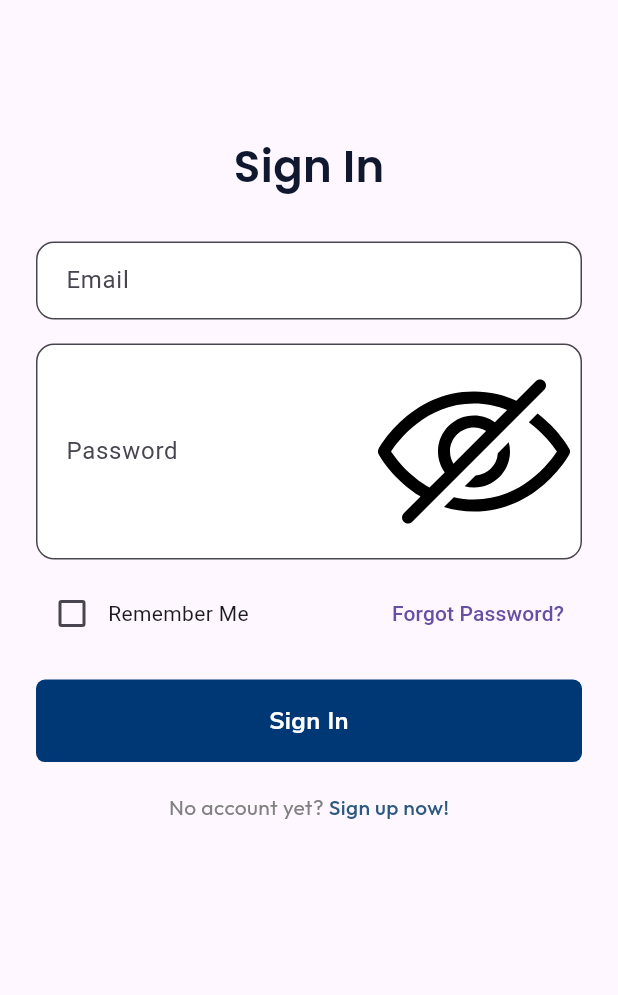
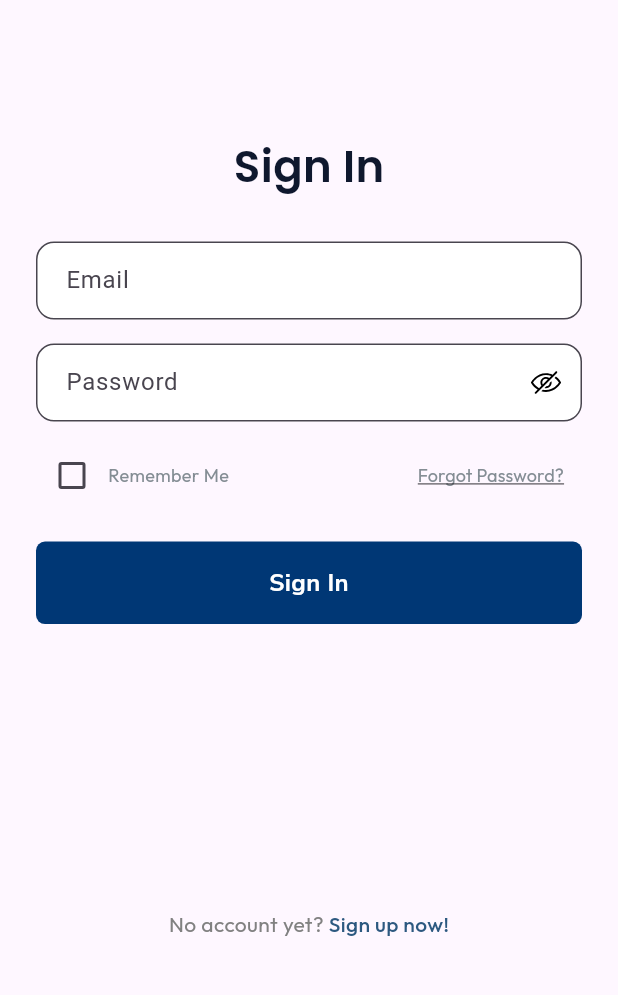
Before and after one commit to terabitdev/Storifuel, a Flutter app: the screen it shows after launch, after a tap on "Sign In", on a phone screen of 412 x 824 dp, the part 85-1080 px from its top. Run offline on Flutter 3.47's test engine with Material 3 defaults, Android fonts, the phone set to English and light mode, and no system bars; our stand-ins replace flutter_svg, google_fonts.

Commit message:
Changes made

```diff
--- a/lib/core/theme/app_fonts.dart
+++ b/lib/core/theme/app_fonts.dart
@@ -35,3 +35,17 @@ final TextStyle poppins29w600 = GoogleFonts.poppins(
   fontWeight: FontWeight.w600,
   color: Color(0xFF0F182E),
 );
+
+final TextStyle outfit12w400 = GoogleFonts.outfit(
+  fontSize: 12,
+  fontWeight: FontWeight.w400,
+  color: Color(0xFF848D94),
+);
+
+
+final TextStyle outfit12w4001 = GoogleFonts.outfit(
+  fontSize: 12,
+  fontWeight: FontWeight.w400,
+  color: Color(0xFF848D94),
+  decoration: TextDecoration.underline,
+);
--- a/lib/view/sign_in_screen.dart
+++ b/lib/view/sign_in_screen.dart
@@ -21,11 +21,12 @@ class SignInScreen extends StatelessWidget {
 
     return Scaffold(
       body: SafeArea(
-        child: SingleChildScrollView(
-          padding: EdgeInsets.symmetric(
+        child: Padding(
+          padding:  EdgeInsets.symmetric(
             horizontal: 24,
             vertical: context.screenHeight * 0.03,
           ),
+          child: SingleChildScrollView(
             child: Column(
               crossAxisAlignment: CrossAxisAlignment.center,
               children: [
@@ -50,6 +51,8 @@ class SignInScreen extends StatelessWidget {
                       authProvider.togglePasswordVisibility();
                     },
                     icon: SvgPicture.asset(
+                      height: 20,
+                      width: 20,
                       authProvider.isPasswordVisible
                           ? AppImages.eyeOpenIcon
                           : AppImages.eyeClosedIcon,
@@ -68,14 +71,14 @@ class SignInScreen extends StatelessWidget {
                             authProvider.toggleRememberMe(val ?? false);
                           },
                         ),
-                      const Text("Remember Me"),
+                        Text("Remember Me",style: outfit12w400),
                       ],
                     ),
                     TextButton(
                       onPressed: () {
                         Navigator.pushNamed(context, '/forgot-password');
                       },
-                    child: const Text("Forgot Password?"),
+                      child: Text("Forgot Password?", style: outfit12w4001),
                     ),
                   ],
                 ),
@@ -88,9 +91,7 @@ class SignInScreen extends StatelessWidget {
                     // handle login
                   },
                 ),
-              const SizedBox(height: 20),
-
-              // Redirect Text (reusable)
+                SizedBox(height: 190),
                 AuthRedirectText(
                   leadingText: "No account yet? ",
                   actionText: "Sign up now!",
@@ -102,6 +103,7 @@ class SignInScreen extends StatelessWidget {
             ),
           ),
         ),
+      ),
     );
   }
 }
```
Lines whose indentation alone changed are shown as unchanged.
